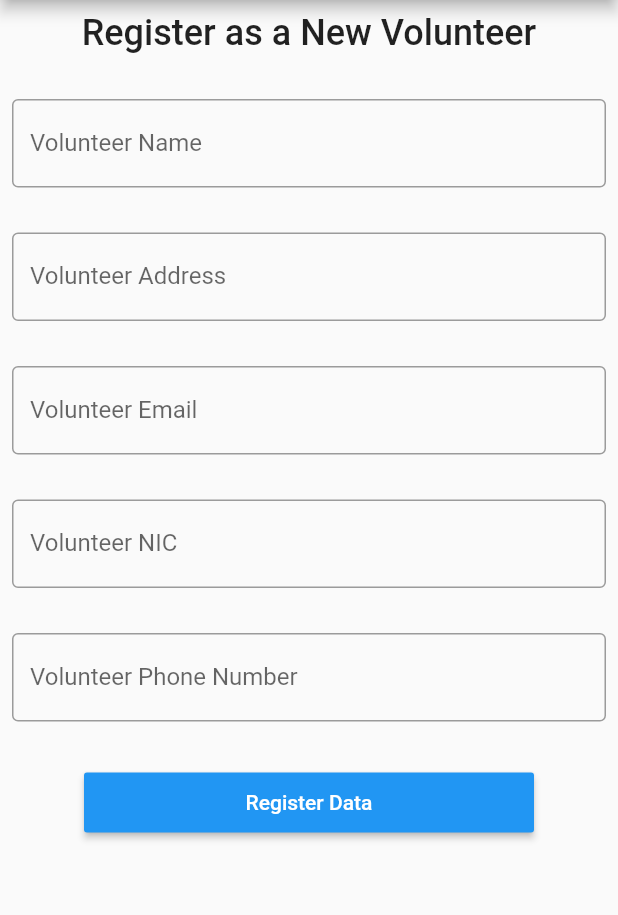
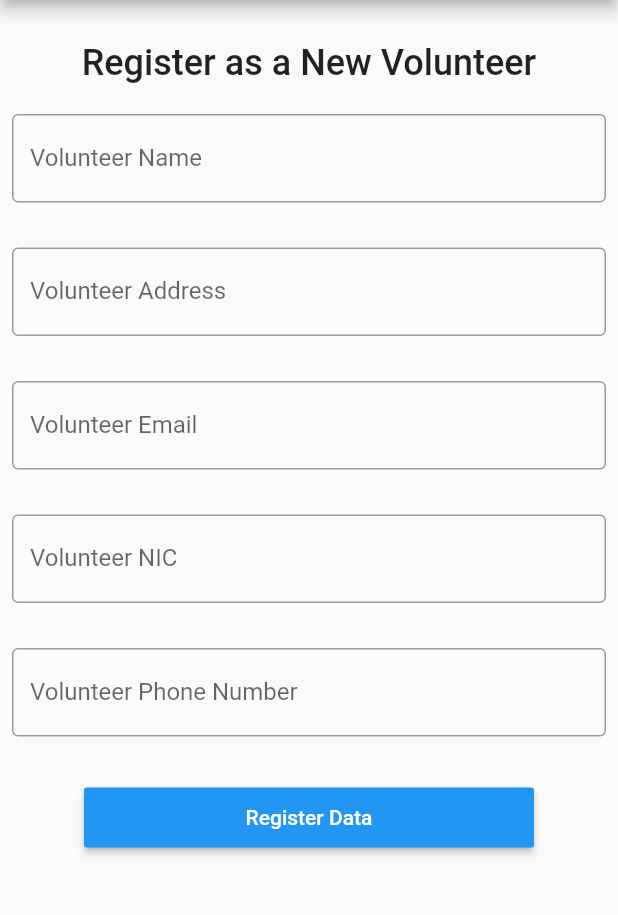
Before and after one commit to namalganegama/CTSE_Project_Y4S1, a Flutter app: the VolunteerHomePage screen opened directly, after a tap on "Insert Volunteer Details", on a phone screen of 412 x 824 dp, the part 84-999 px from its top. Run offline on Flutter 3.47's test engine with Material 2 defaults, Android fonts, the phone set to English and light mode, and no system bars; our stand-ins replace animated_splash_screen, carousel_slider, firebase_auth, firebase_core, firebase_database, fluttertoast and 2 more; accounts and stored records are empty; network calls fail.

Commit message:
Content Overflowing Bug Fixed

```diff
--- a/lib/screens/Volunteer/dashboard.dart
+++ b/lib/screens/Volunteer/dashboard.dart
@@ -39,7 +39,7 @@ class _VolunteerHomePageState extends State<VolunteerHomePage> {
               textAlign: TextAlign.center,
             ),
             const SizedBox(
-              height: 60,
+              height: 50,
             ),
             const Image(
               width: 300,
@@ -48,7 +48,7 @@ class _VolunteerHomePageState extends State<VolunteerHomePage> {
                   'https://img.freepik.com/free-vector/people-volunteering-donating-money_53876-66112.jpg'),
             ),
             const SizedBox(
-              height: 60,
+              height: 50,
             ),
             MaterialButton(
               onPressed: () {
@@ -64,7 +64,7 @@ class _VolunteerHomePageState extends State<VolunteerHomePage> {
               child: const Text('Insert Volunteer Details'),
             ),
             const SizedBox(
-              height: 30,
+              height: 20,
             ),
             MaterialButton(
               onPressed: () {
--- a/lib/screens/Volunteer/insert_data.dart
+++ b/lib/screens/Volunteer/insert_data.dart
@@ -18,6 +18,7 @@ class _InsertVolunteerState extends State<InsertVolunteer> {
   final nicController = TextEditingController();
   final phoneController = TextEditingController();
   late DatabaseReference dbRef;
+  var currentTime = DateTime.now();
 
   @override
   void initState() {
@@ -30,7 +31,7 @@ class _InsertVolunteerState extends State<InsertVolunteer> {
   @override
   Widget build(BuildContext context) {
     return Scaffold(
-      resizeToAvoidBottomInset: false,
+      resizeToAvoidBottomInset: true,
       appBar: AppBar(
         title: GestureDetector(
           onTap: () => {
@@ -42,12 +43,20 @@ class _InsertVolunteerState extends State<InsertVolunteer> {
           child: const Text('Helping Hands'),
         ),
       ),
-      body: Form(
+      body: ListView(
+        children: [
+          Container(
+            height: MediaQuery.of(context).size.height,
+            width: MediaQuery.of(context).size.width,
+            child: Form(
               key: _formKey,
               child: Padding(
                 padding: const EdgeInsets.all(8.0),
                 child: Column(
                   children: [
+                    const SizedBox(
+                      height: 20,
+                    ),
                     const Text(
                       'Register as a New Volunteer',
                       style: TextStyle(
@@ -57,7 +66,7 @@ class _InsertVolunteerState extends State<InsertVolunteer> {
                       textAlign: TextAlign.center,
                     ),
                     const SizedBox(
-                height: 30,
+                      height: 20,
                     ),
                     TextFormField(
                       controller: nameController,
@@ -169,6 +178,7 @@ class _InsertVolunteerState extends State<InsertVolunteer> {
                             'Volunteer_Email': emailController.text,
                             'Volunteer_Nic': nicController.text,
                             'Volunteer_Phone': phoneController.text,
+                            'TimeStamp': currentTime.toString(),
                           };
 
                           showDialog(
@@ -206,7 +216,8 @@ class _InsertVolunteerState extends State<InsertVolunteer> {
                               ],
                               title: const Text('Alert'),
                               contentPadding: const EdgeInsets.all(20.0),
-                        content: const Text('Do You Want to Insert Data ?'),
+                              content:
+                                  const Text('Do You Want to Insert Data ?'),
                             ),
                           );
                         }
@@ -221,6 +232,9 @@ class _InsertVolunteerState extends State<InsertVolunteer> {
                 ),
               ),
             ),
+          ),
+        ],
+      ),
     );
   }
 }
```
Also changed, not shown: lib/screens/Authentication/home_page.dart (+5 -5 lines), lib/screens/Authentication/login_register_page.dart (+18 -6 lines), lib/screens/Volunteer/update_record.dart (+13 -5 lines). Lines whose indentation alone changed are shown as unchanged.
